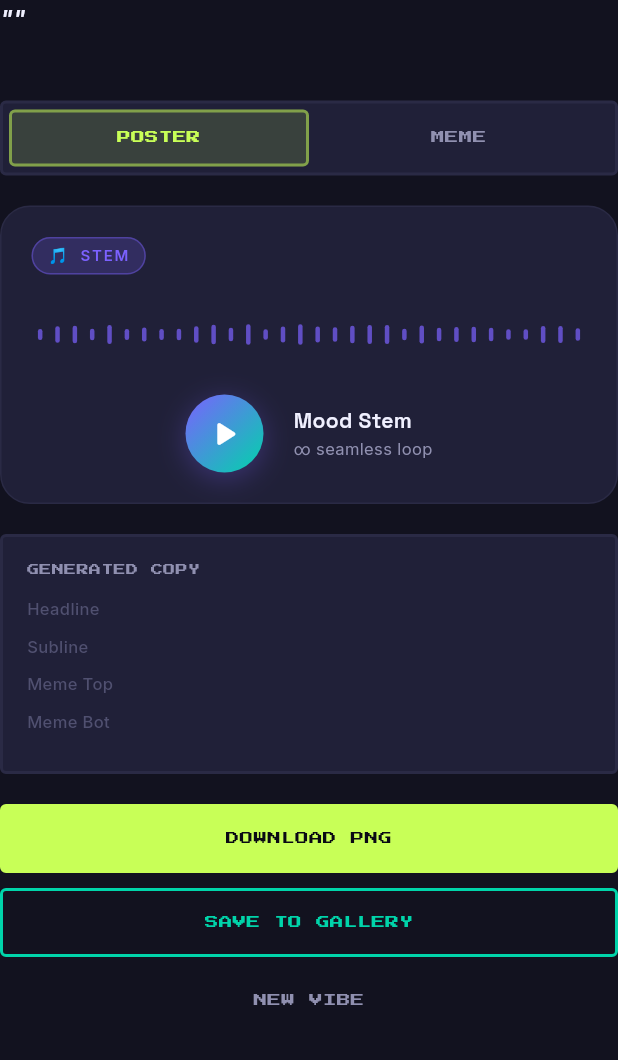
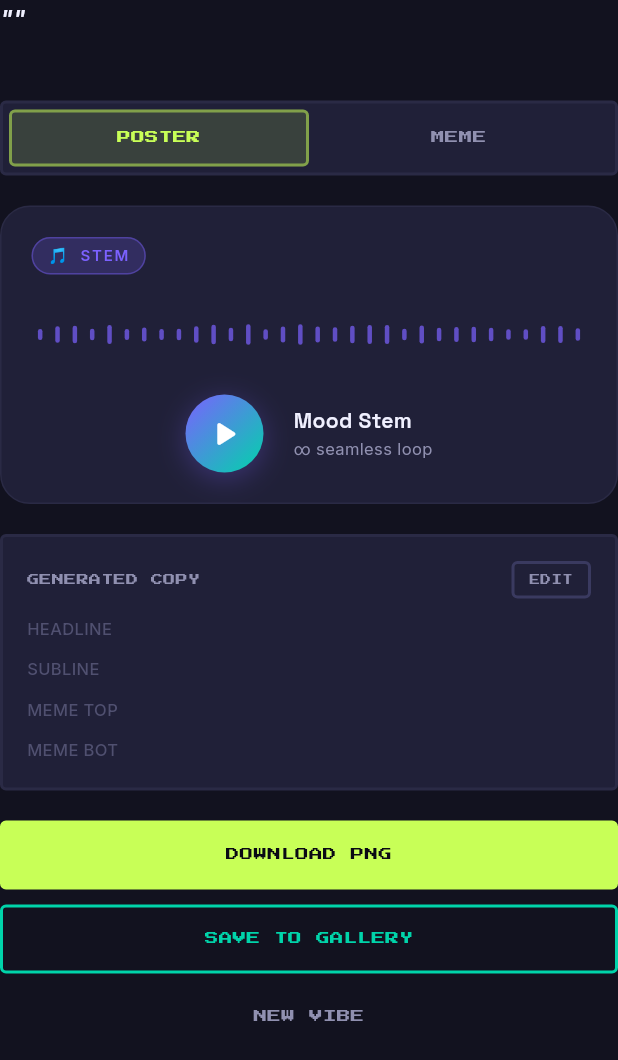
Before and after one commit to NithinaMP/VibeLab, a Flutter app: the _ControlsPanel widget shown alone on an empty page, opened directly with empty values, on a phone screen of 412 x 824 dp. Shown: the top 1060 px of the screen. Run offline on Flutter 3.47's test engine with Material 3 defaults, Android fonts, the phone set to English and light mode, and no system bars; our stand-ins replace audioplayers, cached_network_image, cloud_firestore, firebase_auth, firebase_core, google_fonts and 2 more; missing offline and left inert: universal_html; accounts and stored records are empty; generated files the repository leaves out were written again.

Commit message:
feat: Download with your custom text on

```diff
--- a/lib/providers/vibe_provider.dart
+++ b/lib/providers/vibe_provider.dart
@@ -167,6 +167,10 @@ class VibeProvider extends ChangeNotifier {
     _currentVibe = _currentVibe!.copyWith(imageUrl: newImageUrl);
     notifyListeners();
   }
+  void updateCurrentVibe(VibeBundle updatedVibe) {
+    _currentVibe = updatedVibe;
+    notifyListeners();
+  }
 
   // ----------------------------------------------------------
   // resetToHome
--- a/lib/screens/studio_screen.dart
+++ b/lib/screens/studio_screen.dart
@@ -3,6 +3,7 @@
 // ============================================================
 import 'package:flutter/foundation.dart';
 import 'dart:io';
+import '../widgets/editable_copy_details.dart';
 
 import 'package:flutter/foundation.dart';
 import 'package:flutter/material.dart';
@@ -364,7 +365,13 @@ class _ControlsPanel extends StatelessWidget {
               moodTag: vibe.moodTag,
             ),
           const SizedBox(height: 20),
-          _CopyDetails(vibe: vibe),
+          // _CopyDetails(vibe: vibe),
+          EditableCopyDetails(
+            vibe: vibe,
+            onVibeUpdated: (updatedVibe) {
+              provider.updateCurrentVibe(updatedVibe);
+            },
+          ),
           const SizedBox(height: 20),
           _ActionButtons(
             isExporting: isExporting,
--- /dev/null
+++ b/lib/widgets/editable_copy_details.dart
@@ -0,0 +1,343 @@
+// ============================================================
+// VibeLab — editable_copy_details.dart
+// Replaces _CopyDetails in studio_screen.dart
+// Users can edit headline, subheadline, meme texts directly.
+// Changes reflect instantly on the poster/meme card.
+// ============================================================
+
+import 'package:flutter/material.dart';
+import 'package:google_fonts/google_fonts.dart';
+import '../core/theme.dart';
+import '../models/vibe_bundle.dart';
+
+class EditableCopyDetails extends StatefulWidget {
+  final VibeBundle vibe;
+  final Function(VibeBundle) onVibeUpdated;
+
+  const EditableCopyDetails({
+    super.key,
+    required this.vibe,
+    required this.onVibeUpdated,
+  });
+
+  @override
+  State<EditableCopyDetails> createState() => _EditableCopyDetailsState();
+}
+
+class _EditableCopyDetailsState extends State<EditableCopyDetails> {
+  late TextEditingController _headlineController;
+  late TextEditingController _subheadlineController;
+  late TextEditingController _memeTopController;
+  late TextEditingController _memeBottomController;
+  bool _isEditing = false;
+
+  @override
+  void initState() {
+    super.initState();
+    _initControllers();
+  }
+
+  void _initControllers() {
+    _headlineController =
+        TextEditingController(text: widget.vibe.posterHeadline);
+    _subheadlineController =
+        TextEditingController(text: widget.vibe.posterSubheadline);
+    _memeTopController =
+        TextEditingController(text: widget.vibe.memeTopText);
+    _memeBottomController =
+        TextEditingController(text: widget.vibe.memeBottomText);
+  }
+
+  @override
+  void didUpdateWidget(covariant EditableCopyDetails oldWidget) {
+    super.didUpdateWidget(oldWidget);
+    // Reset controllers if vibe changed (new generation)
+    if (oldWidget.vibe.id != widget.vibe.id) {
+      _disposeControllers();
+      _initControllers();
+      setState(() => _isEditing = false);
+    }
+  }
+
+  void _disposeControllers() {
+    _headlineController.dispose();
+    _subheadlineController.dispose();
+    _memeTopController.dispose();
+    _memeBottomController.dispose();
+  }
+
+  @override
+  void dispose() {
+    _disposeControllers();
+    super.dispose();
+  }
+
+  void _applyChanges() {
+    // Create updated vibe with user's custom text
+    final updatedVibe = VibeBundle(
+      id: widget.vibe.id,
+      userPrompt: widget.vibe.userPrompt,
+      createdAt: widget.vibe.createdAt,
+      visualPrompt: widget.vibe.visualPrompt,
+      moodTag: widget.vibe.moodTag,
+      posterHeadline: _headlineController.text.trim().isEmpty
+          ? widget.vibe.posterHeadline
+          : _headlineController.text.trim().toUpperCase(),
+      posterSubheadline: _subheadlineController.text.trim().isEmpty
+          ? widget.vibe.posterSubheadline
+          : _subheadlineController.text.trim(),
+      memeTopText: _memeTopController.text.trim().isEmpty
+          ? widget.vibe.memeTopText
+          : _memeTopController.text.trim().toUpperCase(),
+      memeBottomText: _memeBottomController.text.trim().isEmpty
+          ? widget.vibe.memeBottomText
+          : _memeBottomController.text.trim().toUpperCase(),
+      colorPalette: widget.vibe.colorPalette,
+      fontMood: widget.vibe.fontMood,
+      imageUrl: widget.vibe.imageUrl,
+      audioUrl: widget.vibe.audioUrl,
+      isSaved: widget.vibe.isSaved,
+    );
+
+    widget.onVibeUpdated(updatedVibe);
+    setState(() => _isEditing = false);
+  }
+
+  void _resetToOriginal() {
+    _headlineController.text = widget.vibe.posterHeadline;
+    _subheadlineController.text = widget.vibe.posterSubheadline;
+    _memeTopController.text = widget.vibe.memeTopText;
+    _memeBottomController.text = widget.vibe.memeBottomText;
+    setState(() => _isEditing = false);
+  }
+
+  @override
+  Widget build(BuildContext context) {
+    return Container(
+      padding: const EdgeInsets.all(16),
+      decoration: BoxDecoration(
+        color: VibeLabTheme.cosmicInkLighter,
+        borderRadius: BorderRadius.circular(4),
+        border: Border.all(
+          color: _isEditing
+              ? VibeLabTheme.vibeLime.withOpacity(0.5)
+              : VibeLabTheme.borderSubtle,
+          width: 2,
+        ),
+      ),
+      child: Column(
+        crossAxisAlignment: CrossAxisAlignment.start,
+        children: [
+          // Header row
+          Row(
+            mainAxisAlignment: MainAxisAlignment.spaceBetween,
+            children: [
+              Text(
+                'GENERATED COPY',
+                style: GoogleFonts.pressStart2p(
+                  fontSize: 8,
+                  color: VibeLabTheme.textSecondary,
+                ),
+              ),
+
+              // Edit / Apply toggle button
+              GestureDetector(
+                onTap: () {
+                  if (_isEditing) {
+                    _applyChanges();
+                  } else {
+                    setState(() => _isEditing = true);
+                  }
+                },
+                child: Container(
+                  padding: const EdgeInsets.symmetric(
+                    horizontal: 10,
+                    vertical: 5,
+                  ),
+                  decoration: BoxDecoration(
+                    color: _isEditing
+                        ? VibeLabTheme.vibeLime
+                        : Colors.transparent,
+                    borderRadius: BorderRadius.circular(4),
+                    border: Border.all(
+                      color: _isEditing
+                          ? VibeLabTheme.vibeLime
+                          : VibeLabTheme.borderNormal,
+                      width: 2,
+                    ),
+                  ),
+                  child: Text(
+                    _isEditing ? 'APPLY' : 'EDIT',
+                    style: GoogleFonts.pressStart2p(
+                      fontSize: 7,
+                      color: _isEditing
+                          ? VibeLabTheme.textDark
+                          : VibeLabTheme.textSecondary,
+                    ),
+                  ),
+                ),
+              ),
+            ],
+          ),
+
+          const SizedBox(height: 4),
+
+          // Hint text when editing
+          if (_isEditing)
+            Padding(
+              padding: const EdgeInsets.only(bottom: 8),
+              child: Text(
+                'Edit any field. Tap APPLY to update the poster.',
+                style: GoogleFonts.inter(
+                  fontSize: 10,
+                  color: VibeLabTheme.vibeLime.withOpacity(0.7),
+                ),
+              ),
+            ),
+
+          const SizedBox(height: 8),
+
+          // Editable fields
+          _EditableField(
+            label: 'HEADLINE',
+            controller: _headlineController,
+            isEditing: _isEditing,
+            isUppercase: true,
+          ),
+
+          const SizedBox(height: 10),
+
+          _EditableField(
+            label: 'SUBLINE',
+            controller: _subheadlineController,
+            isEditing: _isEditing,
+          ),
+
+          const SizedBox(height: 10),
+
+          _EditableField(
+            label: 'MEME TOP',
+            controller: _memeTopController,
+            isEditing: _isEditing,
+            isUppercase: true,
+          ),
+
+          const SizedBox(height: 10),
+
+          _EditableField(
+            label: 'MEME BOT',
+            controller: _memeBottomController,
+            isEditing: _isEditing,
+            isUppercase: true,
+          ),
+
+          // Reset button — only shown when editing
+          if (_isEditing) ...[
+            const SizedBox(height: 12),
+            GestureDetector(
+              onTap: _resetToOriginal,
+              child: Text(
+                'RESET TO AI VERSION',
+                style: GoogleFonts.pressStart2p(
+                  fontSize: 7,
+                  color: VibeLabTheme.textHint,
+                ),
+              ),
+            ),
+          ],
+        ],
+      ),
+    );
+  }
+}
+
+// ----------------------------------------------------------
+// Single editable field — shows text or input based on mode
+// ----------------------------------------------------------
+class _EditableField extends StatelessWidget {
+  final String label;
+  final TextEditingController controller;
+  final bool isEditing;
+  final bool isUppercase;
+
+  const _EditableField({
+    required this.label,
+    required this.controller,
+    required this.isEditing,
+    this.isUppercase = false,
+  });
+
+  @override
+  Widget build(BuildContext context) {
+    return Row(
+      crossAxisAlignment: CrossAxisAlignment.start,
+      children: [
+        // Label
+        SizedBox(
+          width: 72,
+          child: Text(
+            label,
+            style: GoogleFonts.inter(
+              fontSize: 11,
+              color: VibeLabTheme.textHint,
+              fontWeight: FontWeight.w500,
+            ),
+          ),
+        ),
+
+        // Value or input
+        Expanded(
+          child: isEditing
+              ? TextField(
+            controller: controller,
+            style: GoogleFonts.inter(
+              fontSize: 12,
+              color: VibeLabTheme.textPrimary,
+            ),
+            decoration: InputDecoration(
+              isDense: true,
+              contentPadding: const EdgeInsets.symmetric(
+                horizontal: 8,
+                vertical: 6,
+              ),
+              filled: true,
+              fillColor: VibeLabTheme.cosmicInkCard,
+              border: OutlineInputBorder(
+                borderRadius: BorderRadius.circular(4),
+                borderSide: const BorderSide(
+                  color: VibeLabTheme.vibeLime,
+                  width: 1,
+                ),
+              ),
+              enabledBorder: OutlineInputBorder(
+                borderRadius: BorderRadius.circular(4),
+                borderSide: BorderSide(
+                  color: VibeLabTheme.vibeLime.withOpacity(0.3),
+                  width: 1,
+                ),
+              ),
+              focusedBorder: OutlineInputBorder(
+                borderRadius: BorderRadius.circular(4),
+                borderSide: const BorderSide(
+                  color: VibeLabTheme.vibeLime,
+                  width: 1.5,
+                ),
+              ),
+            ),
+            maxLines: isUppercase ? 1 : 2,
+            textCapitalization: isUppercase
+                ? TextCapitalization.characters
+                : TextCapitalization.sentences,
+          )
+              : Text(
+            controller.text,
+            style: GoogleFonts.inter(
+              fontSize: 12,
+              color: VibeLabTheme.textPrimary,
+            ),
+          ),
+        ),
+      ],
+    );
+  }
+}
```
Also changed, not shown: lib/services/director_service.dart (+211 -60 lines).
